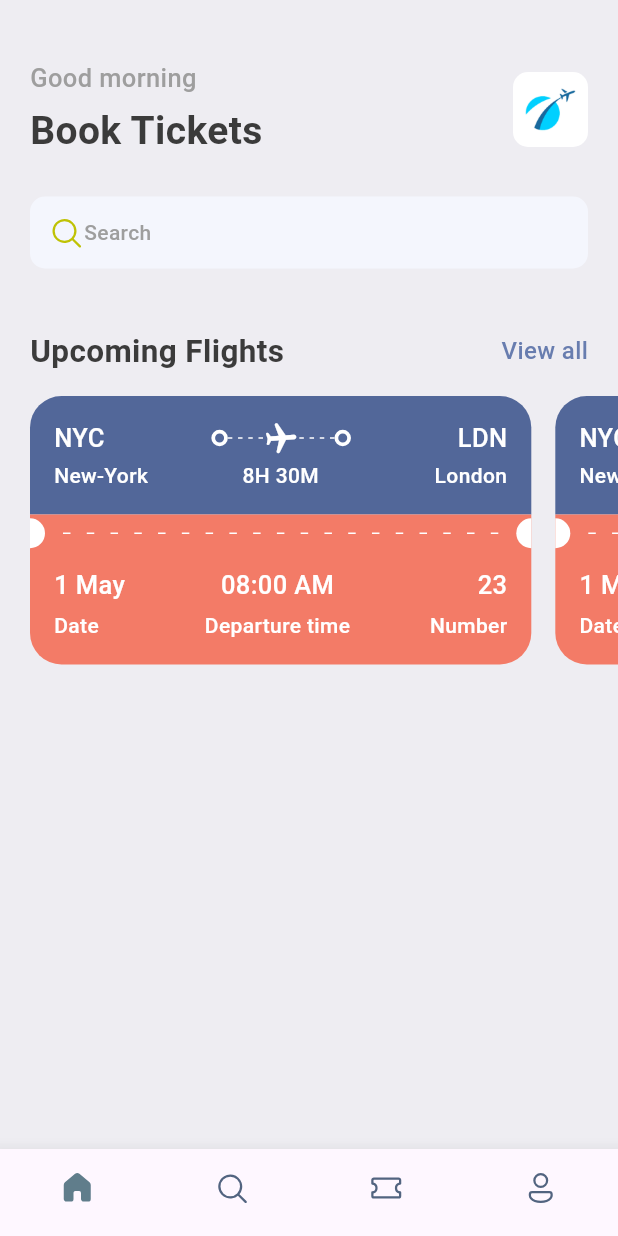
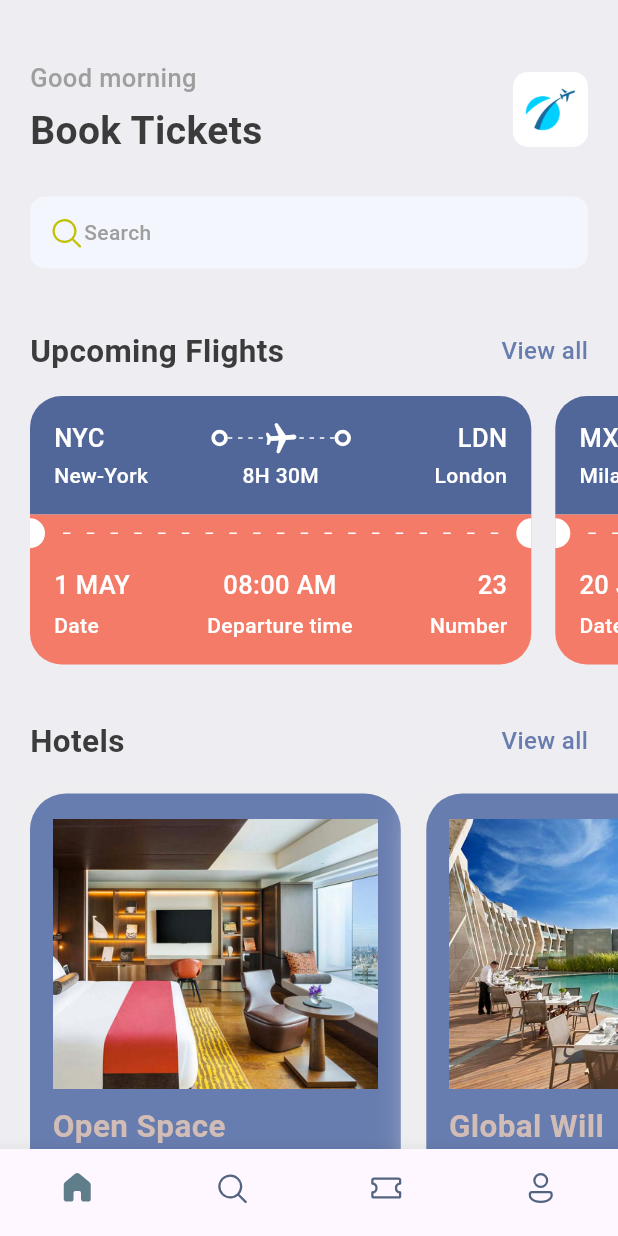
Before and after one commit to henriqueannicchino/bookticketsFlutter, a Flutter app: the screen it shows after launch, on a phone screen of 412 x 824 dp. Run offline on Flutter 3.47's test engine with Material 3 defaults, Android fonts, the phone set to English and light mode, and no system bars; our stand-ins replace fluentui_icons, gap.

Commit message:
feat: added hotel scroll list

```diff
--- a/lib/screens/home_screen.dart
+++ b/lib/screens/home_screen.dart
@@ -1,4 +1,6 @@
+import 'package:booktickets/screens/hotel_screen.dart';
 import 'package:booktickets/screens/ticket_view.dart';
+import 'package:booktickets/utils/app_info_list.dart';
 import 'package:booktickets/utils/app_styles.dart';
 import 'package:fluentui_icons/fluentui_icons.dart';
 import 'package:flutter/cupertino.dart';
@@ -89,12 +91,33 @@ class HomeScreen extends StatelessWidget {
             scrollDirection: Axis.horizontal,
             padding: const EdgeInsets.only(left: 20),
             child: Row(
+              children: ticketList.map((singleTicket) => TicketView(ticket: singleTicket)).toList(),
+            ),
+          ),
+          const Gap(15),
+          Container(
+            padding: const EdgeInsets.symmetric(horizontal: 20),
+            child: Row(
+              mainAxisAlignment: MainAxisAlignment.spaceBetween,
               children: [
-                TicketView(),
-                TicketView(),
+                Text("Hotels", style: Styles.headLineStyle2),
+                InkWell(
+                    onTap: () {
+                      print("Hotels tapped");
+                    },
+                    child: Text("View all", style: Styles.textStyle.copyWith(color: Styles.primaryColor))
+                )
               ],
             ),
-          )
+          ),
+          const Gap(15),
+          SingleChildScrollView(
+            scrollDirection: Axis.horizontal,
+            padding: const EdgeInsets.only(left: 20),
+            child: Row(
+              children: hotelList.map((singleHotel) => HotelScreen(hotel: singleHotel)).toList(),
+            ),
+          ),
         ],
       ),
     );
--- /dev/null
+++ b/lib/screens/hotel_screen.dart
@@ -0,0 +1,64 @@
+import 'package:booktickets/utils/app_layout.dart';
+import 'package:booktickets/utils/app_styles.dart';
+import 'package:flutter/cupertino.dart';
+import 'package:flutter/material.dart';
+import 'package:gap/gap.dart';
+
+class HotelScreen extends StatelessWidget {
+  final Map<String, dynamic> hotel;
+  const HotelScreen({Key? key, required this.hotel}) : super(key: key);
+
+  @override
+  Widget build(BuildContext context) {
+    final size = AppLayout.getSize(context);
+    return Container(
+      width: size.width*0.6,
+      height: 350,
+      padding: const EdgeInsets.symmetric(horizontal: 15, vertical: 17),
+      margin: const EdgeInsets.only(right: 17, top: 5),
+      decoration: BoxDecoration(
+        color: Styles.primaryColor,
+        borderRadius: BorderRadius.circular(24),
+        boxShadow: [
+          BoxShadow(
+            color: Colors.grey.shade200,
+            blurRadius: 20,
+            spreadRadius: 5,
+          )
+        ]
+      ),
+      child: Column(
+        crossAxisAlignment: CrossAxisAlignment.start,
+        children: [
+          Container(
+            height: 180,
+            decoration: BoxDecoration(
+              color: Styles.primaryColor,
+              image: DecorationImage(
+                fit: BoxFit.cover,
+                image: AssetImage(
+                  "assets/images/${hotel['image']}"
+                )
+              )
+            ),
+          ),
+          const Gap(10),
+          Text(
+            hotel['place'],
+            style: Styles.headLineStyle2.copyWith(color: Styles.kakiColor)
+          ),
+          const Gap(5),
+          Text(
+            hotel['destination'],
+            style: Styles.headLineStyle3.copyWith(color: Colors.white)
+          ),
+          const Gap(8),
+          Text(
+            "\$${hotel['price']}/night",
+            style: Styles.headLineStyle1.copyWith(color: Styles.kakiColor)
+          ),
+        ],
+      ),
+    );
+  }
+}
--- a/lib/screens/ticket_view.dart
+++ b/lib/screens/ticket_view.dart
@@ -5,7 +5,8 @@ import 'package:flutter/material.dart';
 import 'package:gap/gap.dart';
 
 class TicketView extends StatelessWidget {
-  const TicketView({Key? key}) : super(key: key);
+  final Map<String, dynamic> ticket;
+  const TicketView({Key? key, required this.ticket}) : super(key: key);
 
   @override
   Widget build(BuildContext context) {
@@ -33,7 +34,7 @@ class TicketView extends StatelessWidget {
                 children: [
                   Row(
                     children: [
-                      Text("NYC", style: Styles.headLineStyle3.copyWith(color: Colors.white)),
+                      Text(ticket['from']['code'], style: Styles.headLineStyle3.copyWith(color: Colors.white)),
 
                       Expanded(child: Container()),
                       ThickContainer(),
@@ -67,7 +68,7 @@ class TicketView extends StatelessWidget {
                       ThickContainer(),
                       Expanded(child: Container()),
 
-                      Text("LDN", style: Styles.headLineStyle3.copyWith(color: Colors.white)),
+                      Text(ticket['to']['code'], style: Styles.headLineStyle3.copyWith(color: Colors.white)),
                     ],
                   ),
                   const Gap(3),
@@ -77,18 +78,18 @@ class TicketView extends StatelessWidget {
                       SizedBox(
                         width: 100,
                         child: Text(
-                            'New-York',
+                            ticket['from']['name'],
                             style: Styles.headLineStyle4.copyWith(color: Colors.white)
                         ),
                       ),
                       Text(
-                        "8H 30M",
+                          ticket['flying_time'],
                         style: Styles.headLineStyle4.copyWith(color: Colors.white)
                       ),
                       SizedBox(
                         width: 100,
                         child: Text(
-                            'London',
+                            ticket['to']['name'],
                             textAlign: TextAlign.end,
                             style: Styles.headLineStyle4.copyWith(color: Colors.white)
                         ),
@@ -176,7 +177,7 @@ class TicketView extends StatelessWidget {
                         crossAxisAlignment: CrossAxisAlignment.start,
                         children: [
                           Text(
-                            "1 May",
+                            ticket['date'],
                             style: Styles.headLineStyle3.copyWith(color: Colors.white)
                           ),
                           const Gap(5),
@@ -190,7 +191,7 @@ class TicketView extends StatelessWidget {
                         crossAxisAlignment: CrossAxisAlignment.center,
                         children: [
                           Text(
-                            "08:00 AM",
+                            ticket['departure_time'],
                             style: Styles.headLineStyle3.copyWith(color: Colors.white)
                           ),
                           const Gap(5),
@@ -204,7 +205,7 @@ class TicketView extends StatelessWidget {
                         crossAxisAlignment: CrossAxisAlignment.end,
                         children: [
                           Text(
-                            "23",
+                            ticket['number'].toString(),
                             style: Styles.headLineStyle3.copyWith(color: Colors.white)
                           ),
                           const Gap(5),
--- /dev/null
+++ b/lib/utils/app_info_list.dart
@@ -0,0 +1,51 @@
+List<Map<String, dynamic>> hotelList = [
+  {
+    'image': 'one.png',
+    'place': 'Open Space',
+    'destination': 'London',
+    'price': 25
+  },
+  {
+    'image': 'two.png',
+    'place': 'Global Will',
+    'destination': 'London',
+    'price': 40
+  },
+  {
+    'image': 'three.png',
+    'place': 'Tallest Building',
+    'destination': 'Dubai',
+    'price': 68
+  },
+];
+
+List<Map<String, dynamic>> ticketList = [
+  {
+    'from': {
+      'code': "NYC",
+      'name': "New-York"
+    },
+    'to': {
+      'code': "LDN",
+      'name': "London"
+    },
+    'flying_time': "8H 30M",
+    'date': "1 MAY",
+    'departure_time': "08:00 AM",
+    'number': 23
+  },
+  {
+    'from': {
+      'code': "MXP",
+      'name': "Milan"
+    },
+    'to': {
+      'code': "HND",
+      'name': "Tokyo"
+    },
+    'flying_time': "10H 20M",
+    'date': "20 June",
+    'departure_time': "09:00 AM",
+    'number': 45
+  },
+];
--- a/lib/utils/app_styles.dart
+++ b/lib/utils/app_styles.dart
@@ -6,6 +6,7 @@ class Styles{
   static Color textColor = const Color(0xFF3b3b3b);
   static Color bgColor = const Color(0xFFeeedf2);
   static Color orangeColor = const Color(0xFFF37B67);
+  static Color kakiColor = const Color(0xFFd2bdb6);
   static TextStyle textStyle = TextStyle(fontSize: 16, color: textColor, fontWeight: FontWeight.w500);
   static TextStyle headLineStyle1 = TextStyle(fontSize: 26, color: textColor, fontWeight: FontWeight.bold);
   static TextStyle headLineStyle2 = TextStyle(fontSize: 21, color: textColor, fontWeight: FontWeight.bold);
```
